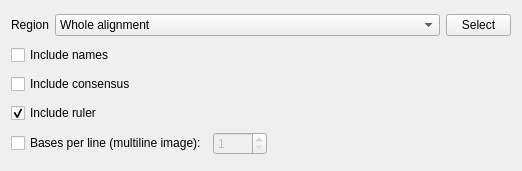
This is src/corelibs/U2View/src/ov_msa/export_image/MSAExportSettings.ui in ugeneunipro/ugene as Qt 5 draws it before an edit. The edited form follows.
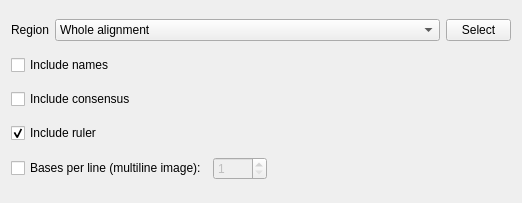
This is the edited form.

```diff
--- a/src/corelibs/U2View/src/ov_msa/export_image/MSAExportSettings.ui
+++ b/src/corelibs/U2View/src/ov_msa/export_image/MSAExportSettings.ui
@@ -7,7 +7,7 @@
     <x>0</x>
     <y>0</y>
     <width>522</width>
-    <height>171</height>
+    <height>203</height>
    </rect>
   </property>
   <property name="windowTitle">
```
